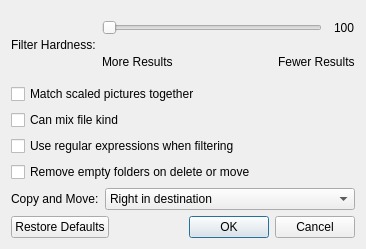
Old version of the form qt/pe/preferences_dialog.ui in the repository arsenetar/dupeguru.
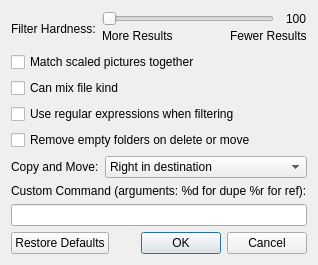
New version of the form.

Commit message: Brought dgpe qt up to speed for the 1.9.0 release.

Diff of the .ui file:
```diff
--- a/qt/pe/preferences_dialog.ui
+++ b/qt/pe/preferences_dialog.ui
@@ -6,8 +6,8 @@
    <rect>
     <x>0</x>
     <y>0</y>
-    <width>366</width>
-    <height>249</height>
+    <width>304</width>
+    <height>263</height>
    </rect>
   </property>
   <property name="windowTitle">
@@ -19,9 +19,9 @@
   <property name="modal">
    <bool>true</bool>
   </property>
-  <layout class="QVBoxLayout" name="verticalLayout" stretch="1,0">
+  <layout class="QVBoxLayout" name="verticalLayout_2">
    <item>
-    <layout class="QVBoxLayout" name="verticalLayout_2" stretch="0,0,0,0,0,1">
+    <layout class="QVBoxLayout" name="verticalLayout">
      <item>
       <layout class="QHBoxLayout" name="horizontalLayout_3">
        <item>
@@ -192,6 +192,16 @@
        </item>
       </layout>
      </item>
+     <item>
+      <widget class="QLabel" name="label_2">
+       <property name="text">
+        <string>Custom Command (arguments: %d for dupe %r for ref):</string>
+       </property>
+      </widget>
+     </item>
+     <item>
+      <widget class="QLineEdit" name="customCommandEdit"/>
+     </item>
     </layout>
    </item>
    <item>
```
The commit also changes 2 other files.
